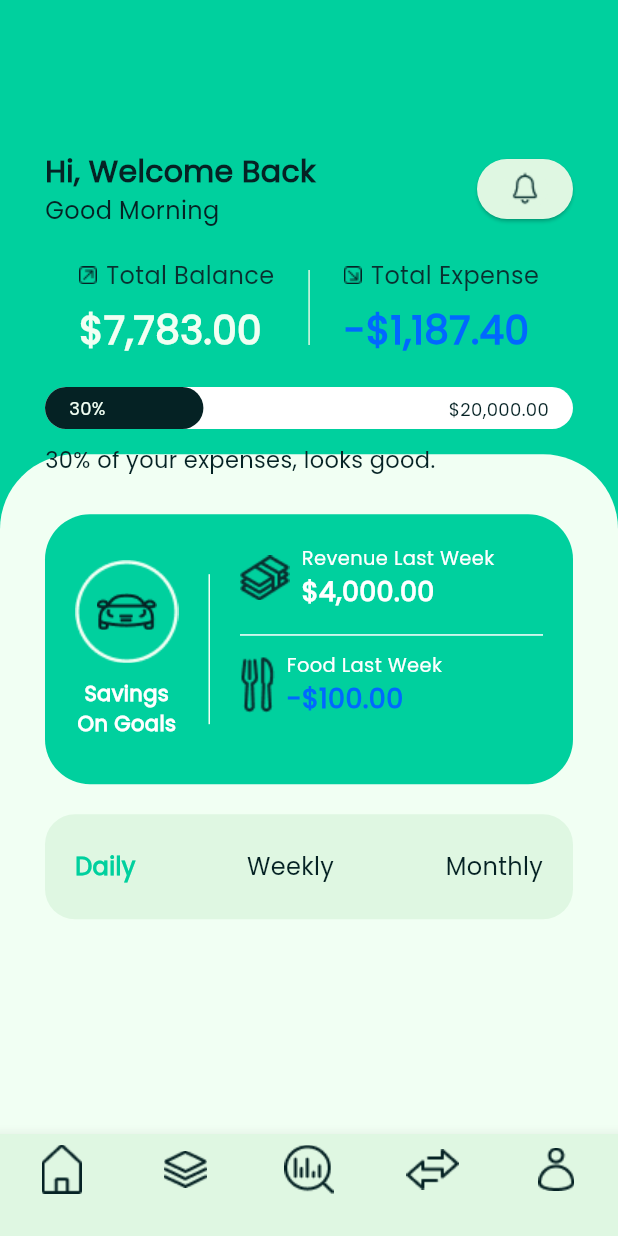
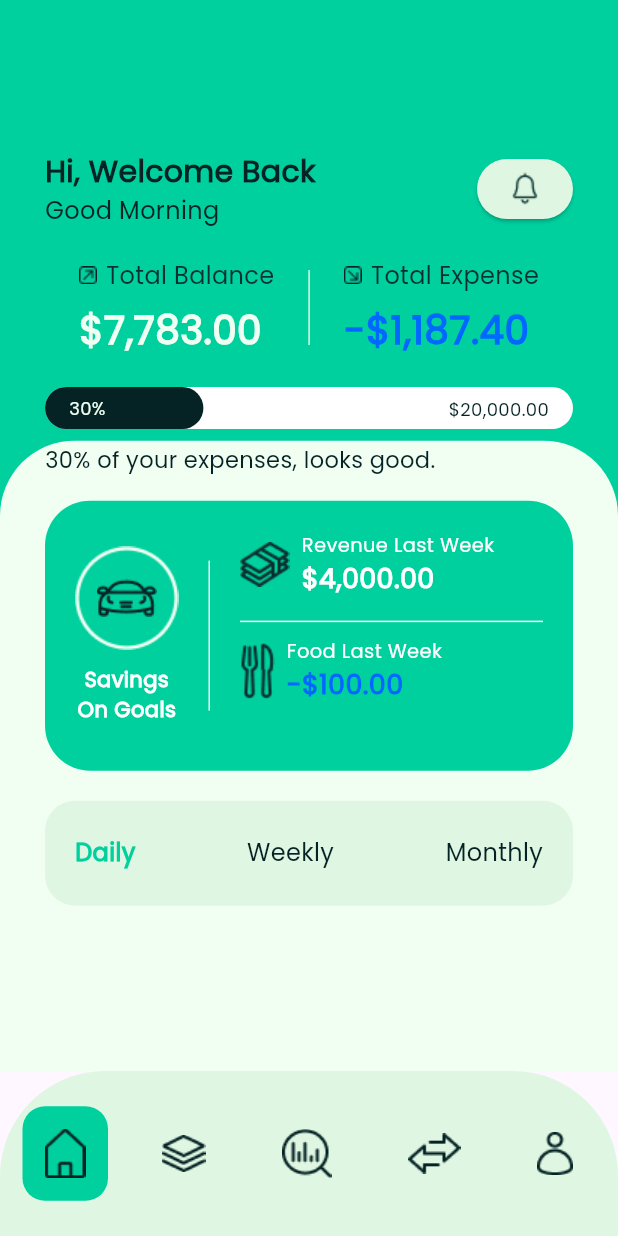
Before and after one commit to srikurmadasupraneeth/Finwise, a Flutter app: the Finalpages screen opened directly, on a phone screen of 412 x 824 dp. Run offline on Flutter 3.47's test engine with Material 3 defaults, Android fonts, the phone set to English and light mode, and no system bars.

Commit message:
made the bottom icons rounded

```diff
--- a/lib/Presentation/pages/Home/homepage.dart
+++ b/lib/Presentation/pages/Home/homepage.dart
@@ -28,7 +28,7 @@ class _HomepageState extends State<Homepage> {
             left: 0,
             right: 0,
             child: Container(
-              height: MediaQuery.of(context).size.height * 0.55,
+              height: MediaQuery.of(context).size.height * 0.51,
               padding: const EdgeInsets.only(top: 20),
               decoration: const BoxDecoration(
                 color: Color(0xFFF1FFF3),
--- a/lib/Presentation/pages/finalpages.dart
+++ b/lib/Presentation/pages/finalpages.dart
@@ -1,5 +1,5 @@
+import 'package:flutter/material.dart';
 import 'package:finwise_testing_project/Common/uihelper.dart';
-import 'package:flutter/material.dart';
 import 'package:finwise_testing_project/Presentation/pages/Home/homepage.dart';
 import 'package:finwise_testing_project/Presentation/pages/Categories/categories.dart';
 import 'package:finwise_testing_project/Presentation/pages/Analysis/analysis.dart';
@@ -24,43 +24,52 @@ class _FinalpagesState extends State<Finalpages> {
     Profile(),
   ];
 
+  final List<String> _icons = [
+    "Home.png",
+    "Category.png",
+    "Analysis.png",
+    "Transactions.png",
+    "Profile.png",
+  ];
+
   @override
   Widget build(BuildContext context) {
     return Scaffold(
       body: _pages[_currentIndex],
-      bottomNavigationBar: BottomNavigationBar(
-        currentIndex: _currentIndex,
-        onTap: (int index) {
+      bottomNavigationBar: Container(
+        height: 110,
+        decoration: const BoxDecoration(
+          color: Color(0xFFDFF7E2),
+          borderRadius: BorderRadius.only(
+            topLeft: Radius.circular(70),
+            topRight: Radius.circular(70),
+          ),
+        ),
+        padding: const EdgeInsets.symmetric(horizontal: 15),
+        child: Row(
+          mainAxisAlignment: MainAxisAlignment.spaceBetween,
+          children: List.generate(_icons.length, (index) {
+            final isSelected = _currentIndex == index;
+            return GestureDetector(
+              onTap: () {
                 setState(() {
                   _currentIndex = index;
                 });
               },
-        backgroundColor: Color(0xFFDFF7E2),
-        selectedItemColor: Color(0xFF00D09E),
-        unselectedItemColor: Color(0xFFDFF7E2),
-        type: BottomNavigationBarType.fixed,
-        items: [
-          BottomNavigationBarItem(
-            icon: Uihelper.customImage(img: "Home.png"),
-            label: '',
+              child: AnimatedContainer(
+                duration: const Duration(milliseconds: 300),
+                padding: const EdgeInsets.all(15),
+                decoration: BoxDecoration(
+                  color: isSelected
+                      ? const Color(0xFF00D09E)
+                      : Colors.transparent,
+                  borderRadius: BorderRadius.circular(15),
                 ),
-          BottomNavigationBarItem(
-            icon: Uihelper.customImage(img: "Category.png"),
-            label: '',
+                child: Uihelper.customImage(img: _icons[index]),
               ),
-          BottomNavigationBarItem(
-            icon: Uihelper.customImage(img: "Analysis.png"),
-            label: '',
+            );
+          }),
         ),
-          BottomNavigationBarItem(
-            icon: Uihelper.customImage(img: "Transactions.png"),
-            label: '',
-          ),
-          BottomNavigationBarItem(
-            icon: Uihelper.customImage(img: "Profile.png"),
-            label: '',
-          ),
-        ],
       ),
     );
   }
```
Lines whose indentation alone changed are shown as unchanged.
